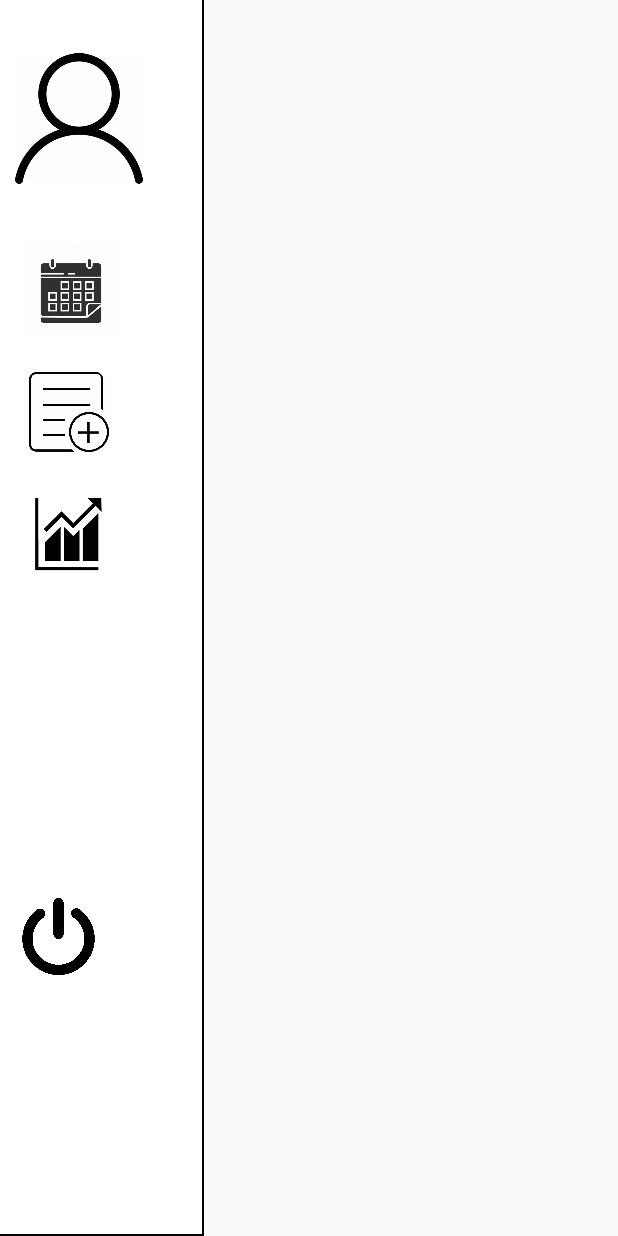
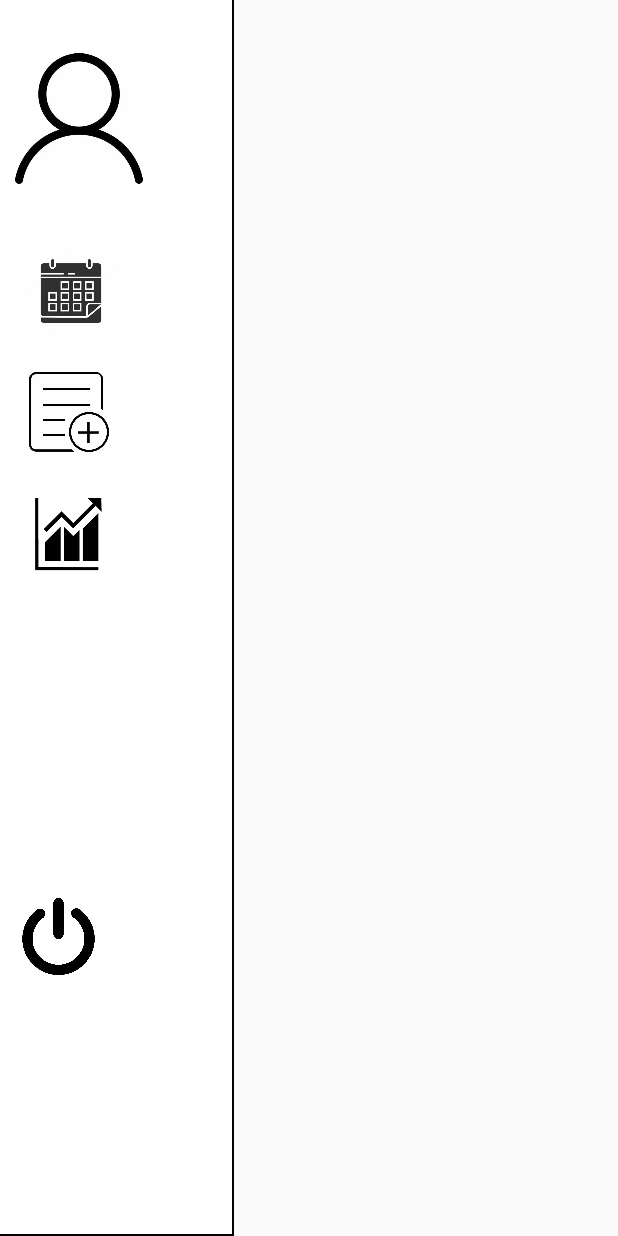
Before and after one commit to QUANG2911/DoAN, an Android app: the layout activity_main.xml on its own in the app's theme, with its tools: preview values and no code run, on a phone screen of 412 x 824 dp. Run offline under Robolectric (Android 15) with nearby library versions, the phone set to English and light mode, and no system bars.

Commit message:
cập nhật Fragment 3

```diff
--- a/app/src/main/res/layout/activity_main.xml
+++ b/app/src/main/res/layout/activity_main.xml
@@ -8,7 +8,7 @@
     android:orientation="horizontal">
 
     <LinearLayout
-        android:layout_width="0dp"
+        android:layout_width="30dp"
         android:layout_height="match_parent"
         android:layout_marginLeft="-2dp"
         android:layout_marginTop="-2dp"
--- a/app/src/main/res/layout/fragment_lich.xml
+++ b/app/src/main/res/layout/fragment_lich.xml
@@ -6,7 +6,7 @@
     >
 
     <LinearLayout
-        android:layout_width="350dp"
+        android:layout_width="wrap_content"
         android:layout_height="match_parent"
         android:orientation="vertical">
 
```
Also changed, not shown: app/src/main/AndroidManifest.xml (+9 -6 lines).
